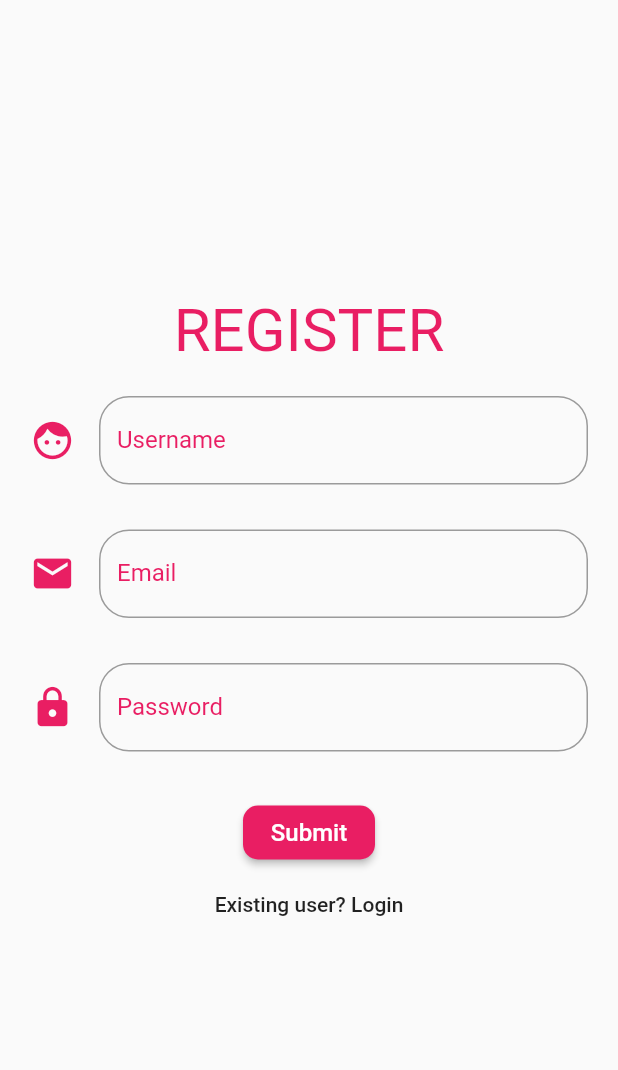
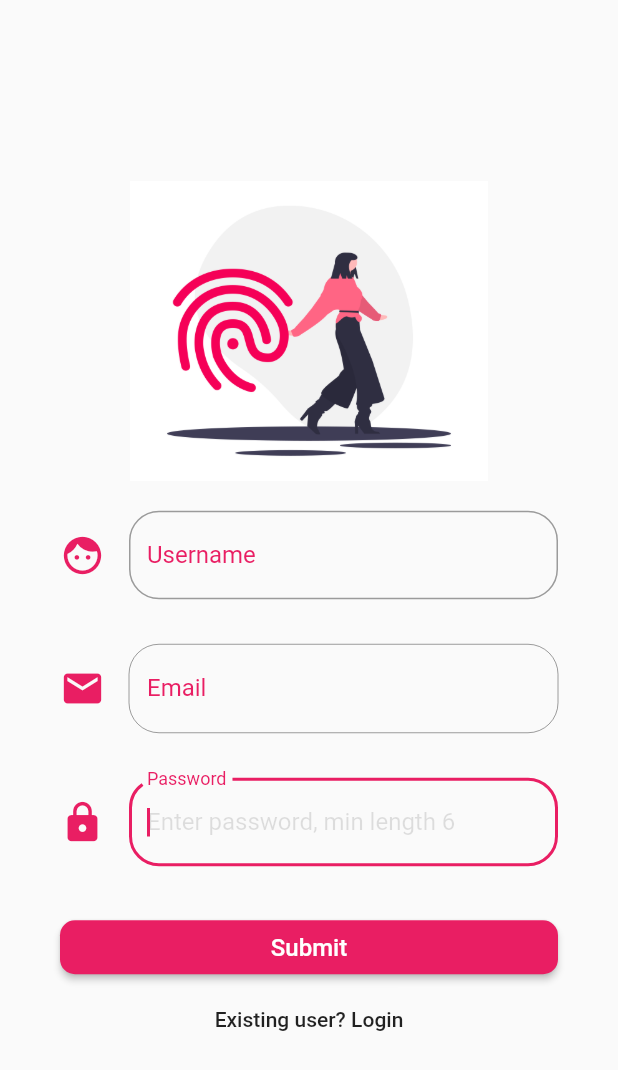
Before and after one commit to christianToscano96/Flutter-E-Commerce, a Flutter app: the screen it shows after launch, on a phone screen of 412 x 824 dp. Shown: the top 1070 px of the screen. Run offline on Flutter 3.47's test engine with Material 2 defaults, Android fonts, the light colour scheme and no system bars.

Commit message:
UI modification on the registration page

```diff
--- a/lib/main.dart
+++ b/lib/main.dart
@@ -22,6 +22,7 @@ class MyApp extends StatelessWidget {
         visualDensity: VisualDensity.adaptivePlatformDensity,
       ),
       home: RegistrerPage(),
+      debugShowCheckedModeBanner: false,
     );
   }
 }
--- a/lib/pages/registrer_pages.dart
+++ b/lib/pages/registrer_pages.dart
@@ -1,4 +1,5 @@
 import 'package:flutter/material.dart';
+
 
 class RegistrerPage extends StatefulWidget{
   @override
@@ -13,7 +14,8 @@ class RegistrerPageState extends State<RegistrerPage> {
   Widget build(BuildContext context) {
     return Scaffold(
       body: Container(
-        padding: EdgeInsets.symmetric(horizontal: 20.0),
+        width: double.infinity,
+        padding: EdgeInsets.symmetric(horizontal: 40.0),
         child: Center(
           child: SingleChildScrollView(
            child: _inputsRegistrer(),
@@ -26,11 +28,10 @@ class RegistrerPageState extends State<RegistrerPage> {
 
 //widget
   Widget _inputsRegistrer() {
-
     return Form(
               child: Column(
                 children: <Widget>[
-                  Text('REGISTER', style: TextStyle(fontSize: 40.0, color: Theme.of(context).primaryColor)),
+                  _logo(),
                   Padding(padding: EdgeInsets.only(top: 20.0),
                     child: TextFormField(
                       decoration: InputDecoration(
@@ -45,6 +46,7 @@ class RegistrerPageState extends State<RegistrerPage> {
                   Padding(padding: EdgeInsets.only(top: 30.0),
                     child: TextFormField(
                       decoration: InputDecoration(
+                        enabled: false,
                         border: OutlineInputBorder(borderSide: BorderSide(color: Colors.pink) ,borderRadius: BorderRadius.circular(20.0) ),
                         labelText: 'Email',
                         labelStyle: TextStyle(color: Colors.pink, fontSize: 16.0),
@@ -56,6 +58,7 @@ class RegistrerPageState extends State<RegistrerPage> {
                   Padding(padding: EdgeInsets.only(top: 30.0),
                     child: TextFormField(
                       obscureText: true,
+                      autofocus: true,
                       decoration: InputDecoration(
                         border: OutlineInputBorder(borderSide: BorderSide(color: Colors.pink) ,borderRadius: BorderRadius.circular(20.0) ),
                         labelText: 'Password',
@@ -69,14 +72,7 @@ class RegistrerPageState extends State<RegistrerPage> {
                     padding: EdgeInsets.only(top: 30.0),
                     child: Column(
                       children: <Widget>[
-                        RaisedButton(
-                          onPressed: () {},
-                          child: Text('Submit', style: TextStyle(color: Colors.white, fontSize: 16.0)),
-                          shape: RoundedRectangleBorder(
-                            borderRadius: BorderRadius.all(Radius.circular(10.0)),
-                          ),
-                          color: Theme.of(context).primaryColor,
-                        ),
+                        _buttonSubmit(),
                         FlatButton(
                           child: Text('Existing user? Login'),
                           onPressed: (){},
@@ -88,4 +84,31 @@ class RegistrerPageState extends State<RegistrerPage> {
               ),
             );
   }
+    Widget _buttonSubmit() {
+      return Row(
+          children: <Widget>[
+            Expanded(
+              flex: 1,
+              child: RaisedButton(
+                onPressed: () {},
+                child: Text('Submit', style: TextStyle(color: Colors.white, fontSize: 16.0)),
+                shape: RoundedRectangleBorder(
+                  borderRadius: BorderRadius.all(Radius.circular(10.0)),
+                ),
+                color: Theme.of(context).primaryColor,
+                autofocus: true,
+              ),
+            ),
+          ],
+        );
+    }
+
+    Widget _logo() {
+     return Image.asset(
+       'assets/logo.png',
+        fit: BoxFit.cover,
+        height: 200.0,
+        semanticLabel: 'logoApp',
+     );
+    }
 }
--- a/pubspec.yaml
+++ b/pubspec.yaml
@@ -45,8 +45,8 @@ flutter:
   uses-material-design: true
 
   # To add assets to your application, add an assets section, like this:
-  # assets:
-  #   - images/a_dot_burr.jpeg
+  assets:
+   - assets/
   #   - images/a_dot_ham.jpeg
 
   # An image asset can refer to one or more resolution-specific "variants", see
```
Also changed, not shown: assets/logo.png (added), 1 other file.
